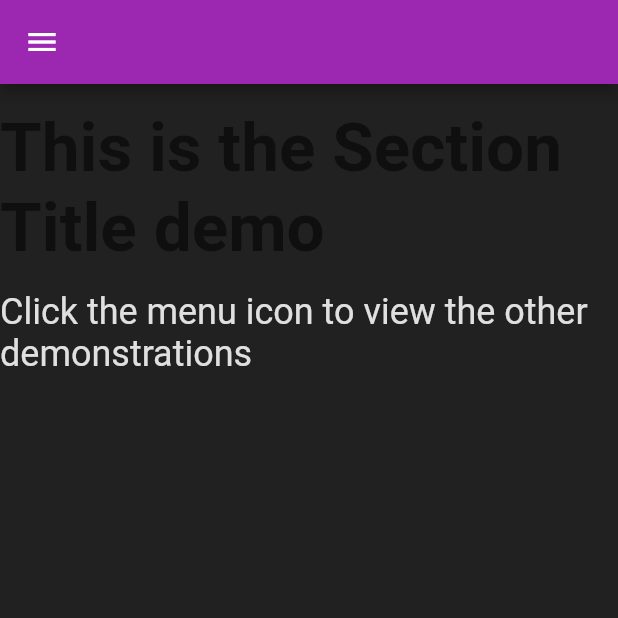
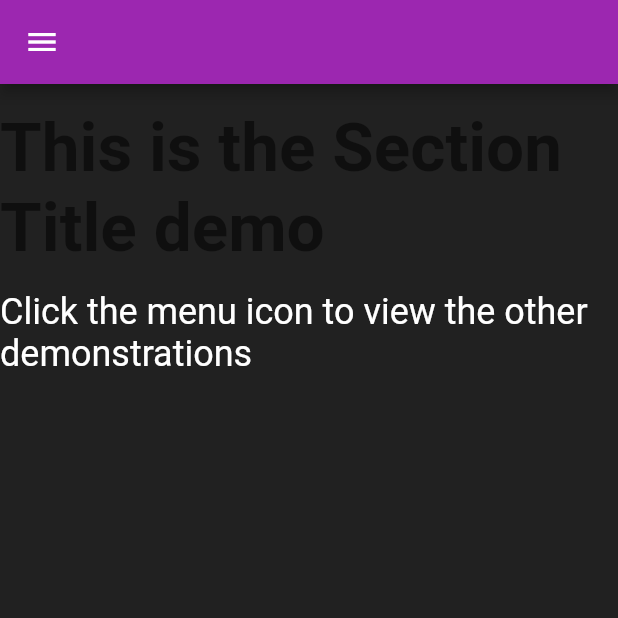
Before and after one commit to FabricElements/fabric_flutter, a Flutter app: the SectionTitleExample screen opened by its route, on a phone screen of 412 x 824 dp, the top half of it. Run offline on Flutter 3.47's test engine with Material 2 defaults, Android fonts, the light colour scheme and no system bars; our stand-ins replace charts_flutter, cloud_firestore, country_code_picker, file_picker, firebase_auth, firebase_dynamic_links and 5 more; missing offline and left inert: cloud_firestore_web, cloud_functions_web, firebase_analytics_web, firebase_auth_web, firebase_core_web, flutter_sound and 1 more; accounts and stored records are empty; network calls fail.

Commit message:
section title with theme styles

```diff
--- a/lib/components/section-title.dart
+++ b/lib/components/section-title.dart
@@ -26,7 +26,8 @@ class SectionTitle extends StatefulWidget {
 class _SectionTitleState extends State<SectionTitle> {
   @override
   Widget build(BuildContext context) {
-    final TextTheme textTheme = Theme.of(context).textTheme;
+    final theme = Theme.of(context);
+    final TextTheme textTheme = theme.textTheme;
     RegExp regExp = new RegExp(
       r"{(?:.*?)}",
       multiLine: true,
@@ -37,11 +38,11 @@ class _SectionTitleState extends State<SectionTitle> {
       int initialHelper = 0;
       Iterable matches = regExp.allMatches(textFinal);
       TextStyle sizeBase = textTheme.headline5;
-      TextStyle titleWhite = sizeBase;
+      TextStyle titleDefault = sizeBase;
       TextStyle titleColor = sizeBase;
       if (type == "title") {
         sizeBase = textTheme.headline3;
-        titleWhite = sizeBase.copyWith(
+        titleDefault = sizeBase.copyWith(
           // color: Colors.white,
           fontWeight: FontWeight.w600,
         );
@@ -52,12 +53,12 @@ class _SectionTitleState extends State<SectionTitle> {
       } else {
         if (widget.condensed) {
           sizeBase = textTheme.headline6.copyWith(fontWeight: FontWeight.w400);
-          titleWhite = sizeBase;
+          titleDefault = sizeBase;
           titleColor = sizeBase;
         }
-        titleWhite = titleWhite.copyWith(color: Colors.grey.shade300);
+        titleDefault = titleDefault;
         titleColor = titleColor.copyWith(
-          color: Colors.greenAccent.shade400,
+          color: theme.accentColor,
         );
       }
       if (matches.length > 0) {
@@ -69,7 +70,7 @@ class _SectionTitleState extends State<SectionTitle> {
                     .replaceAll("_", " ")
                     .replaceAll("{", "")
                     .replaceAll("}", ""),
-                style: titleWhite,
+                style: titleDefault,
               ),
             );
             initialHelper = match.end;
@@ -91,13 +92,13 @@ class _SectionTitleState extends State<SectionTitle> {
                 .replaceAll("_", " ")
                 .replaceAll("{", " ")
                 .replaceAll("}", " "),
-            style: titleWhite,
+            style: titleDefault,
           ),
         );
       } else {
         text.add(TextSpan(
           text: textFinal,
-          style: titleWhite,
+          style: titleDefault,
         ));
       }
       return text;
--- a/pubspec.yaml
+++ b/pubspec.yaml
@@ -1,6 +1,6 @@
 name: fabric_flutter
 description: Native components and helpers
-version: 0.0.25
+version: 0.0.26
 author: The FabricElements Authors
 
 environment:
```
Also changed, not shown: example/pubspec.lock, 1 other file.
